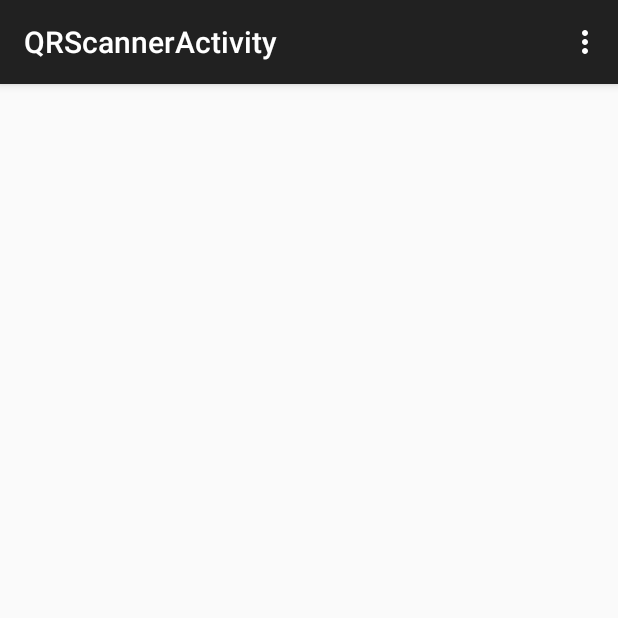
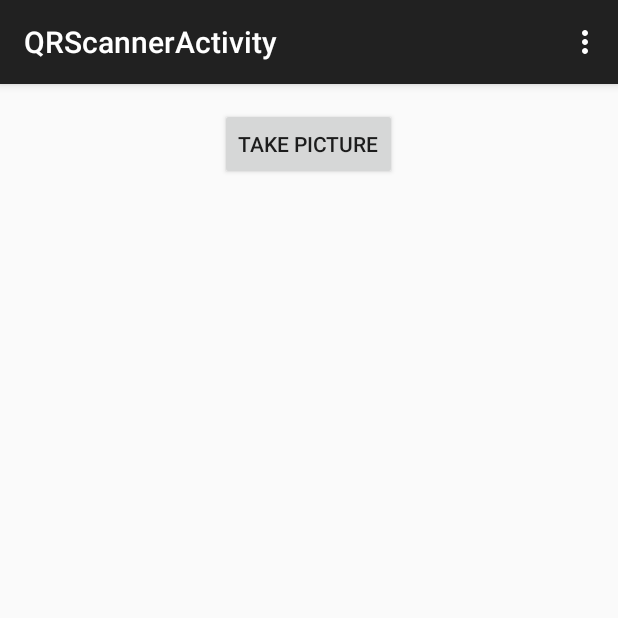
Before and after one commit to mtracy01/mhacks6, an Android app: the QRScannerActivity screen opened directly, with no data from a screen before it, on a phone screen of 412 x 824 dp, the top half of it. Run offline under Robolectric (Android 15) with nearby library versions, the phone set to English and light mode, and no system bars.

Commit message:
Camera works, saves 1 picture

```diff
--- a/ShowMe/app/src/main/AndroidManifest.xml
+++ b/ShowMe/app/src/main/AndroidManifest.xml
@@ -24,5 +24,6 @@
 
     <uses-feature android:name="android.hardware.camera"></uses-feature>
     <uses-permission android:name="android.permission.CAMERA"></uses-permission>
+    <uses-permission android:name="android.permission.WRITE_EXTERNAL_STORAGE"></uses-permission>
 
 </manifest>
--- a/ShowMe/app/src/main/res/layout/activity_qrscanner.xml
+++ b/ShowMe/app/src/main/res/layout/activity_qrscanner.xml
@@ -6,4 +6,11 @@
     android:paddingBottom="@dimen/activity_vertical_margin"
     tools:context="com.qr.android.showme.QRScannerActivity">
 
+    <Button
+        android:layout_width="wrap_content"
+        android:layout_height="wrap_content"
+        android:text="Take Picture"
+        android:id="@+id/scanQRButton"
+        android:layout_alignParentTop="true"
+        android:layout_centerHorizontal="true" />
 </RelativeLayout>
```
Also changed, not shown: ShowMe/app/src/main/java/com/qr/android/showme/QRScannerActivity.java (+72 -0 lines).
